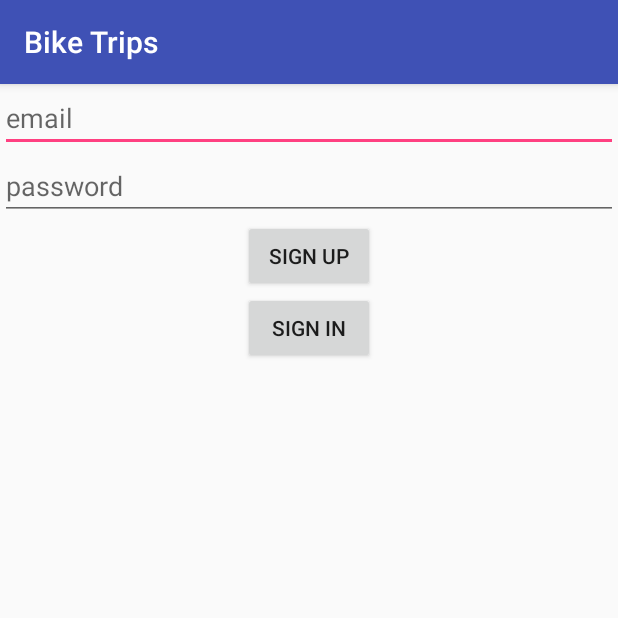
After one commit to octaviangrozman/AndroidProject, an Android app: the SignUpActivity screen opened directly, with no data from a screen before it, on a phone screen of 412 x 824 dp, the top half of it. The commit adds this screen. Run offline under Robolectric (Android 15) with nearby library versions, the phone set to English and light mode, and no system bars; our stand-ins replace Firebase (no records; nobody signed in at launch, a user with empty details on screens opened directly).

Commit message:
Added activities for sign in and sign up

```diff
--- /dev/null
+++ b/app/src/main/java/com/example/octav/androidproject/SignUpActivity.java
@@ -0,0 +1,108 @@
+package com.example.octav.androidproject;
+
+import android.content.Intent;
+import android.support.annotation.NonNull;
+import android.support.v7.app.AppCompatActivity;
+import android.os.Bundle;
+import android.util.Log;
+import android.view.View;
+import android.widget.Button;
+import android.widget.EditText;
+import android.widget.Toast;
+
+import com.google.android.gms.tasks.OnCompleteListener;
+import com.google.android.gms.tasks.Task;
+import com.google.firebase.auth.AuthResult;
+import com.google.firebase.auth.FirebaseAuth;
+import com.google.firebase.auth.FirebaseUser;
+
+public class SignUpActivity extends AppCompatActivity {
+
+    private final String AUTH_TAG = "auth_log";
+
+    private FirebaseAuth mAuth;
+    private FirebaseAuth.AuthStateListener mAuthListener;
+
+    private EditText mPasswordField;
+    private EditText mEmailField;
+    private Button mSubmitBtn;
+
+    @Override
+    protected void onCreate(Bundle savedInstanceState) {
+        super.onCreate(savedInstanceState);
+        setContentView(R.layout.activity_sign_up);
+
+        mPasswordField = (EditText) findViewById(R.id.password);
+        mEmailField = (EditText) findViewById(R.id.email);
+        mSubmitBtn = (Button) findViewById(R.id.submit);
+
+
+
+        mAuth = FirebaseAuth.getInstance();
+        mAuthListener = new FirebaseAuth.AuthStateListener() {
+
+            @Override
+            public void onAuthStateChanged(@NonNull FirebaseAuth firebaseAuth) {
+                FirebaseUser user = firebaseAuth.getCurrentUser();
+                if (user != null) {
+                    //User is signed it
+                    Toast.makeText(SignUpActivity.this, "User has signed in successfully",
+                            Toast.LENGTH_LONG).show();
+                    updateUi(user);
+                    Log.d(AUTH_TAG, "onAuthStateChanged: singed_in:" + user.getUid());
+                } else {
+                    //User is signed out
+                    Log.d(AUTH_TAG, "onAuthStateChanged:signed_out");
+                }
+            }
+        };
+
+
+        mSubmitBtn.setOnClickListener(new View.OnClickListener() {
+
+            @Override
+            public void onClick(View v) {
+                String email = String.valueOf(mEmailField.getText());
+                String password = String.valueOf(mPasswordField.getText());
+
+                mAuth.createUserWithEmailAndPassword(email, password)
+                        .addOnCompleteListener(SignUpActivity.this, new OnCompleteListener<AuthResult>() {
+                            @Override
+                            public void onComplete(@NonNull Task<AuthResult> task) {
+                                Log.d(AUTH_TAG, "createUserWithEmail: onComplete: " + task.isSuccessful());
+
+                                if (!task.isSuccessful()) {
+                                    Log.e(AUTH_TAG, "createUserWithEmail: failed" + task.getException());
+                                    Toast.makeText(SignUpActivity.this, "Account creation failed ",
+                                            Toast.LENGTH_LONG).show();
+                                }
+                            }
+                        });
+            }
+        });
+
+
+    }
+
+    private void updateUi(FirebaseUser user) {
+        mEmailField.setText("");
+        mPasswordField.setText("");
+
+        startActivity(new Intent(SignUpActivity.this, SignInActivity.class));
+    }
+
+    @Override
+    protected void onStart() {
+        super.onStart();
+        mAuth.addAuthStateListener(mAuthListener);
+        FirebaseUser user = mAuth.getCurrentUser();
+
+    }
+
+    @Override
+    protected void onStop() {
+        super.onStop();
+        if (mAuthListener != null)
+            mAuth.removeAuthStateListener(mAuthListener);
+    }
+}
--- /dev/null
+++ b/app/src/main/res/layout/activity_sign_up.xml
@@ -0,0 +1,44 @@
+<?xml version="1.0" encoding="utf-8"?>
+<LinearLayout xmlns:android="http://schemas.android.com/apk/res/android"
+    xmlns:app="http://schemas.android.com/apk/res-auto"
+    xmlns:tools="http://schemas.android.com/tools"
+    android:orientation="vertical"
+    android:layout_width="match_parent"
+    android:layout_height="match_parent"
+    tools:context="com.example.octav.androidproject.SignUpActivity">
+
+    <EditText
+        android:layout_height="wrap_content"
+        android:layout_width="match_parent"
+        android:hint="email"
+        android:id="@+id/email"
+        android:inputType="textEmailAddress"
+         />
+
+    <EditText
+        android:layout_height="wrap_content"
+        android:layout_width="match_parent"
+        android:hint="password"
+        android:id="@+id/password"
+        android:inputType="textPassword"
+
+         />
+
+    <Button
+        android:layout_width="wrap_content"
+        android:layout_height="wrap_content"
+        android:text="Sign Up"
+        android:id="@+id/submit"
+        android:layout_gravity="center"
+         />
+
+    <Button
+        android:layout_width="wrap_content"
+        android:layout_height="wrap_content"
+        android:text="Sign In"
+        android:id="@+id/signIn"
+        android:layout_gravity="center"
+         />
+
+
+</LinearLayout>
```
Also changed, not shown: app/build.gradle (+7 -3 lines), app/src/main/AndroidManifest.xml (+8 -0 lines), app/src/main/java/com/example/octav/androidproject/SignInActivity.java (added, +105 -0 lines), app/src/main/res/layout/activity_sign_in.xml (added, +36 -0 lines), app/src/main/res/values/strings.xml (+14 -0 lines).
